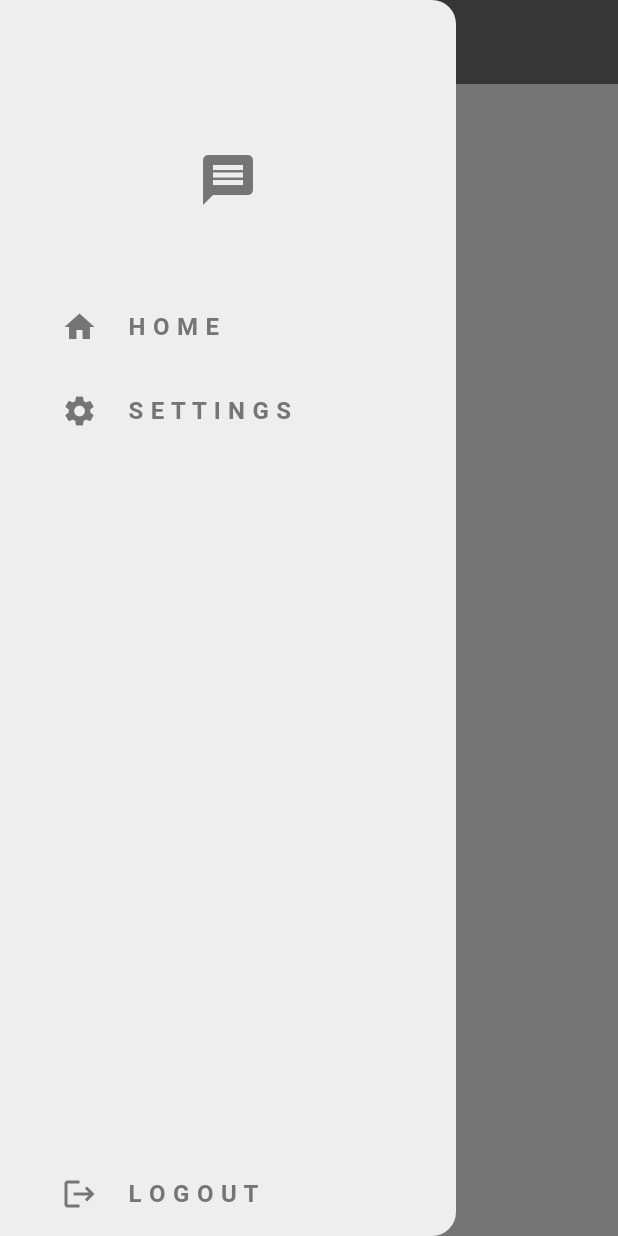
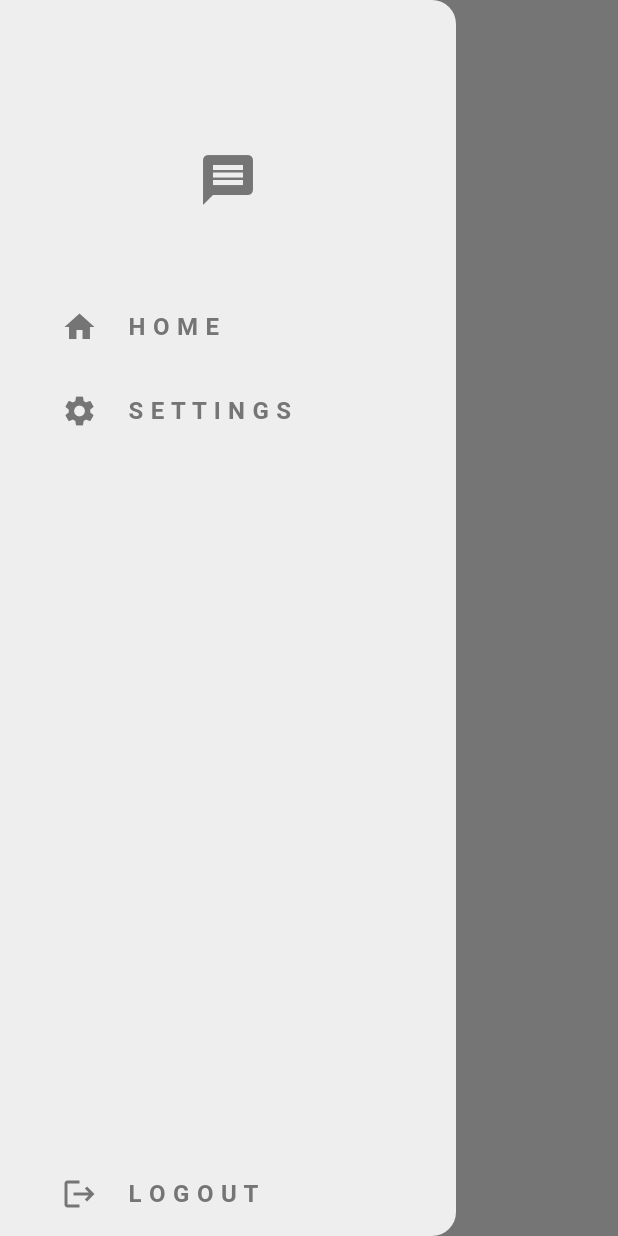
Before and after one commit to thetalaat/flutter-firebase-messaging-chat-demo-app, a Flutter app: the screen it shows once a user with an empty profile is signed in, with the side drawer open, on a phone screen of 412 x 824 dp. Run offline on Flutter 3.47's test engine with Material 3 defaults, Android fonts, the phone set to English and light mode, and no system bars; our stand-ins replace cloud_firestore, firebase_auth, firebase_core; accounts and stored records are empty; network calls fail.

```diff
--- /dev/null
+++ b/lib/models/message.dart
@@ -0,0 +1,27 @@
+import 'package:cloud_firestore/cloud_firestore.dart';
+
+class Message {
+  final String senderID;
+  final String senderEmail;
+  final String receiverID;
+  final String message;
+  final Timestamp timestamp;
+
+  Message(
+      {required this.senderID,
+      required this.senderEmail,
+      required this.receiverID,
+      required this.message,
+      required this.timestamp});
+
+  // convert to Map
+  Map<String, dynamic> toMap() {
+    return {
+      'senderID': senderID,
+      'senderEmail': senderEmail,
+      'receiverID': receiverID,
+      'message': message,
+      'timestamp': timestamp,
+    };
+  }
+}
--- a/lib/pages/home_page.dart
+++ b/lib/pages/home_page.dart
@@ -59,6 +59,7 @@ class HomePage extends StatelessWidget {
               builder: (context) {
                 return ChatPage(
                   receiverEmail: userData['email'],
+                  receiverID: userData['uid'],
                 );
               },
             ));
--- a/lib/themes/light_mode.dart
+++ b/lib/themes/light_mode.dart
@@ -1,9 +1,13 @@
 import 'package:flutter/material.dart';
+import 'package:flutter/services.dart';
 
 ThemeData lightMode = ThemeData(
     appBarTheme: AppBarTheme(
-      backgroundColor: Colors.grey.shade600,
-      foregroundColor: Colors.grey.shade200,
+      centerTitle: true,
+      elevation: 0,
+      systemOverlayStyle: SystemUiOverlayStyle.dark,
+      backgroundColor: Colors.transparent,
+      foregroundColor: Colors.grey.shade600,
     ),
     colorScheme: ColorScheme.light(
       background: Colors.grey.shade200,
```
Also changed, not shown: lib/components/chat_bubble.dart (added, +24 -0 lines), lib/pages/chat_page.dart (+110 -1 lines), lib/services/chat/chat_service.dart (+42 -0 lines).
